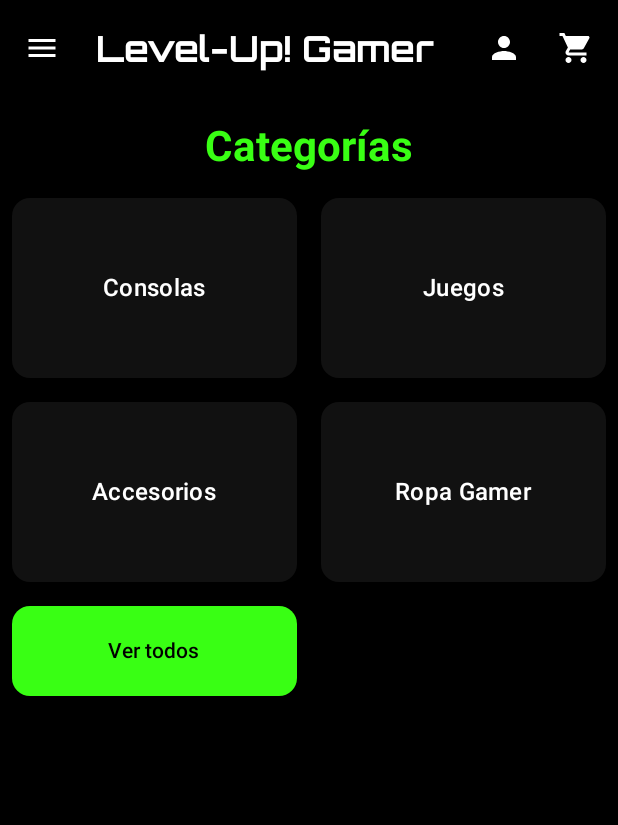
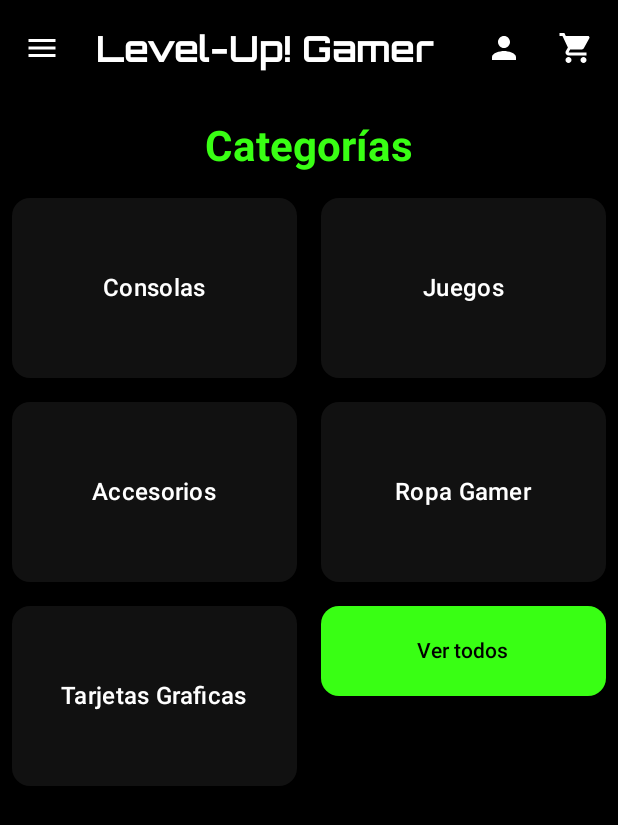
Before and after one commit to GOSUGING/project-aplicacion-movil, an Android app built with Jetpack Compose: the CategoriesScreen screen opened through its navigation route, on a phone screen of 412 x 824 dp. Shown: the top 825 px of the screen. Run offline under Robolectric (Android 15) with nearby library versions, the phone set to English and light mode, and no system bars; our stand-ins replace Dagger/Hilt's generated code; 1 statement that could not run was skipped.

Commit message:
Add product 'Nvidia 2060 6GB' and Add category 'Tarjetas Grafias'

```diff
--- a/app/src/main/java/com/example/levelup/ui/screens/CategoriesScreen.kt
+++ b/app/src/main/java/com/example/levelup/ui/screens/CategoriesScreen.kt
@@ -32,6 +32,7 @@ fun CategoriesScreen(
         CategoryUi("juegos", "Juegos"),
         CategoryUi("accesorios", "Accesorios"),
         CategoryUi("ropa", "Ropa Gamer"),
+        CategoryUi("graficas", "Tarjetas Graficas"),
     )
 
     Column(
--- a/app/src/main/java/com/example/levelup/ui/screens/ProductsScreen.kt
+++ b/app/src/main/java/com/example/levelup/ui/screens/ProductsScreen.kt
@@ -164,7 +164,8 @@ private fun sampleProducts(): List<Product> {
         Product(11, "Teclado Gamer Razer", "Precisión y respuesta rápida", 69990.0, imageUrl = null, imageRes = R.drawable.razer_keyboard, category = "accesorios"),
         Product(12, "Notebook Victus Gamer", "Potencia y rendimiento", 800000.0, imageUrl = null, imageRes = R.drawable.victus, category = "consolas"),
         Product(13, "Audifonos Marshall Major IV", "Calidad para largas sesiones", 89990.0, imageUrl = null, imageRes = R.drawable.marshall_heardphones, category = "accesorios"),
-        Product(14, "Nvidia 3070 TI", "Potencia y rendimiento", 1299990.0, imageUrl = null, imageRes = R.drawable.rtx3070, category = "consolas")
+        Product(14, "Nvidia RTX 3070 TI 8GB", "Potencia y rendimiento", 700000.0, imageUrl = null, imageRes = R.drawable.rtx3070, category = "graficas"),
+        Product(15, "Nvidia RTX 2060 6GB", "Potencia y rendimiento", 400000.0, imageUrl = null, imageRes = R.drawable.rtx2060, category = "graficas")
 
         // Añade más productos para otras categorías
     )
```
Also changed, not shown: app/src/main/res/drawable/rtx2060.jpeg (added).
